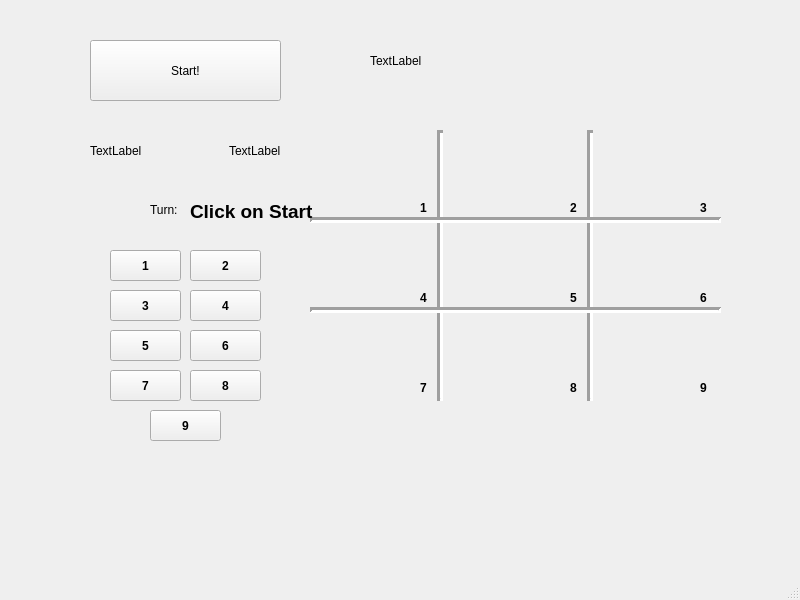
Qt form TicTacToe/mainwindow.ui (Shreesh29/Tic-Tac-Toe-sd-b) before a commit.
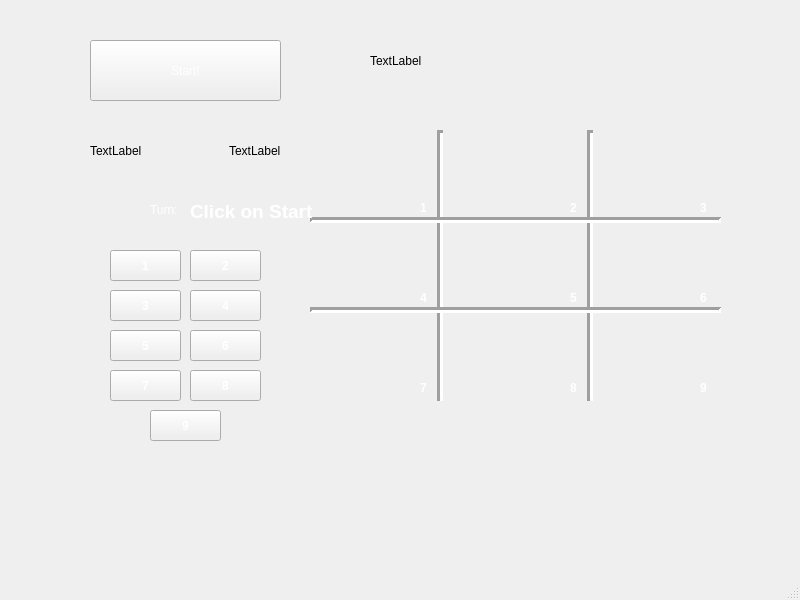
The same form after that commit. Icons and pictures are not drawn.

Commit message: Added background and finished UI Design

```diff
--- a/TicTacToe/mainwindow.ui
+++ b/TicTacToe/mainwindow.ui
@@ -13,6 +13,9 @@
   <property name="windowTitle">
    <string>MainWindow</string>
   </property>
+  <property name="styleSheet">
+   <string notr="true">background-image: url(:/Background.jpg);</string>
+  </property>
   <widget class="QWidget" name="centralwidget">
    <widget class="QLabel" name="label">
     <property name="geometry">
@@ -23,6 +26,10 @@
       <height>81</height>
      </rect>
     </property>
+    <property name="styleSheet">
+     <string notr="true">font: bold;
+color: white;</string>
+    </property>
     <property name="text">
      <string/>
     </property>
@@ -36,6 +43,10 @@
       <height>81</height>
      </rect>
     </property>
+    <property name="styleSheet">
+     <string notr="true">font: bold;
+color: white;</string>
+    </property>
     <property name="text">
      <string/>
     </property>
@@ -49,6 +60,11 @@
       <height>81</height>
      </rect>
     </property>
+    <property name="styleSheet">
+     <string notr="true">font: bold;
+color: white;
+</string>
+    </property>
     <property name="text">
      <string/>
     </property>
@@ -62,6 +78,10 @@
       <height>81</height>
      </rect>
     </property>
+    <property name="styleSheet">
+     <string notr="true">font: bold;
+color: white;</string>
+    </property>
     <property name="text">
      <string/>
     </property>
@@ -75,6 +95,10 @@
       <height>81</height>
      </rect>
     </property>
+    <property name="styleSheet">
+     <string notr="true">font: bold;
+color: white;</string>
+    </property>
     <property name="text">
      <string/>
     </property>
@@ -88,6 +112,11 @@
       <height>81</height>
      </rect>
     </property>
+    <property name="styleSheet">
+     <string notr="true">font: bold;
+color: white;
+</string>
+    </property>
     <property name="text">
      <string/>
     </property>
@@ -101,6 +130,10 @@
       <height>81</height>
      </rect>
     </property>
+    <property name="styleSheet">
+     <string notr="true">font: bold;
+color: white;</string>
+    </property>
     <property name="text">
      <string/>
     </property>
@@ -114,6 +147,10 @@
       <height>81</height>
      </rect>
     </property>
+    <property name="styleSheet">
+     <string notr="true">font: bold;
+color: white;</string>
+    </property>
     <property name="text">
      <string/>
     </property>
@@ -127,6 +164,11 @@
       <height>81</height>
      </rect>
     </property>
+    <property name="styleSheet">
+     <string notr="true">font: bold;
+color: white;
+</string>
+    </property>
     <property name="text">
      <string/>
     </property>
@@ -140,6 +182,10 @@
       <height>271</height>
      </rect>
     </property>
+    <property name="styleSheet">
+     <string notr="true">font: bold;
+color: white;</string>
+    </property>
     <property name="lineWidth">
      <number>3</number>
     </property>
@@ -156,6 +202,10 @@
       <height>271</height>
      </rect>
     </property>
+    <property name="styleSheet">
+     <string notr="true">font: bold;
+color: white;</string>
+    </property>
     <property name="lineWidth">
      <number>3</number>
     </property>
@@ -175,6 +225,11 @@
     <property name="autoFillBackground">
      <bool>false</bool>
     </property>
+    <property name="styleSheet">
+     <string notr="true">font: bold;
+color: white;
+</string>
+    </property>
     <property name="lineWidth">
      <number>3</number>
     </property>
@@ -194,6 +249,11 @@
     <property name="autoFillBackground">
      <bool>false</bool>
     </property>
+    <property name="styleSheet">
+     <string notr="true">font: bold;
+color: white;
+</string>
+    </property>
     <property name="lineWidth">
      <number>3</number>
     </property>
@@ -206,12 +266,13 @@
      <rect>
       <x>420</x>
       <y>200</y>
-      <width>58</width>
+      <width>16</width>
       <height>16</height>
      </rect>
     </property>
     <property name="styleSheet">
-     <string notr="true">font: bold;</string>
+     <string notr="true">font: bold;
+color: white;</string>
     </property>
     <property name="text">
      <string>1</string>
@@ -222,12 +283,13 @@
      <rect>
       <x>570</x>
       <y>200</y>
-      <width>58</width>
+      <width>16</width>
       <height>16</height>
      </rect>
     </property>
     <property name="styleSheet">
-     <string notr="true">font: bold;</string>
+     <string notr="true">font: bold;
+color: white;</string>
     </property>
     <property name="text">
      <string>2</string>
@@ -238,12 +300,14 @@
      <rect>
       <x>700</x>
       <y>200</y>
-      <width>58</width>
+      <width>16</width>
       <height>16</height>
      </rect>
     </property>
     <property name="styleSheet">
-     <string notr="true">font: bold;</string>
+     <string notr="true">font: bold;
+color: white;
+</string>
     </property>
     <property name="text">
      <string>3</string>
@@ -254,12 +318,16 @@
      <rect>
       <x>420</x>
       <y>290</y>
-      <width>58</width>
+      <width>16</width>
       <height>16</height>
      </rect>
     </property>
+    <property name="autoFillBackground">
+     <bool>false</bool>
+    </property>
     <property name="styleSheet">
-     <string notr="true">font: bold;</string>
+     <string notr="true">font: bold;
+color: white;</string>
     </property>
     <property name="text">
      <string>4</string>
@@ -270,12 +338,13 @@
      <rect>
       <x>570</x>
       <y>290</y>
-      <width>58</width>
+      <width>16</width>
       <height>16</height>
      </rect>
     </property>
     <property name="styleSheet">
-     <string notr="true">font: bold;</string>
+     <string notr="true">font: bold;
+color: white;</string>
     </property>
     <property name="text">
      <string>5</string>
@@ -286,12 +355,14 @@
      <rect>
       <x>700</x>
       <y>290</y>
-      <width>58</width>
+      <width>16</width>
       <height>16</height>
      </rect>
     </property>
     <property name="styleSheet">
-     <string notr="true">font: bold;</string>
+     <string notr="true">font: bold;
+color: white;
+</string>
     </property>
     <property name="text">
      <string>6</string>
@@ -302,12 +373,13 @@
      <rect>
       <x>420</x>
       <y>380</y>
-      <width>58</width>
+      <width>16</width>
       <height>16</height>
      </rect>
     </property>
     <property name="styleSheet">
-     <string notr="true">font: bold;</string>
+     <string notr="true">font: bold;
+color: white;</string>
     </property>
     <property name="text">
      <string>7</string>
@@ -318,12 +390,13 @@
      <rect>
       <x>570</x>
       <y>380</y>
-      <width>58</width>
+      <width>16</width>
       <height>16</height>
      </rect>
     </property>
     <property name="styleSheet">
-     <string notr="true">font: bold;</string>
+     <string notr="true">font: bold;
+color: white;</string>
     </property>
     <property name="text">
      <string>8</string>
@@ -334,12 +407,14 @@
      <rect>
       <x>700</x>
       <y>380</y>
-      <width>58</width>
+      <width>16</width>
       <height>16</height>
      </rect>
     </property>
     <property name="styleSheet">
-     <string notr="true">font: bold;</string>
+     <string notr="true">font: bold;
+color: white;
+</string>
     </property>
     <property name="text">
      <string>9</string>
@@ -355,7 +430,9 @@
      </rect>
     </property>
     <property name="styleSheet">
-     <string notr="true">font: bold;</string>
+     <string notr="true">font: bold;
+color:white;
+</string>
     </property>
     <property name="text">
      <string>1</string>
@@ -371,7 +448,9 @@
      </rect>
     </property>
     <property name="styleSheet">
-     <string notr="true">font: bold;</string>
+     <string notr="true">font: bold;
+color:white;
+</string>
     </property>
     <property name="text">
      <string>2</string>
@@ -387,7 +466,9 @@
      </rect>
     </property>
     <property name="styleSheet">
-     <string notr="true">font: bold;</string>
+     <string notr="true">font: bold;
+color:white;
+</string>
     </property>
     <property name="text">
      <string>3</string>
@@ -403,7 +484,9 @@
      </rect>
     </property>
     <property name="styleSheet">
-     <string notr="true">font: bold;</string>
+     <string notr="true">font: bold;
+color:white;
+</string>
     </property>
     <property name="text">
      <string>4</string>
@@ -419,8 +502,9 @@
      </rect>
     </property>
     <property name="styleSheet">
-     <string notr="true">font: bold
-;</string>
+     <string notr="true">font: bold;
+color:white;
+</string>
     </property>
     <property name="text">
      <string>5</string>
@@ -436,7 +520,9 @@
      </rect>
     </property>
     <property name="styleSheet">
-     <string notr="true">font: bold;</string>
+     <string notr="true">font: bold;
+color:white;
+</string>
     </property>
     <property name="text">
      <string>6</string>
@@ -452,7 +538,9 @@
      </rect>
     </property>
     <property name="styleSheet">
-     <string notr="true">font: bold;</string>
+     <string notr="true">font: bold;
+color:white;
+</string>
     </property>
     <property name="text">
      <string>7</string>
@@ -468,7 +556,9 @@
      </rect>
     </property>
     <property name="styleSheet">
-     <string notr="true">font: bold;</string>
+     <string notr="true">font: bold;
+color:white;
+</string>
     </property>
     <property name="text">
      <string>8</string>
@@ -484,7 +574,9 @@
      </rect>
     </property>
     <property name="styleSheet">
-     <string notr="true">font: bold;</string>
+     <string notr="true">font: bold;
+color:white;
+</string>
     </property>
     <property name="text">
      <string>9</string>
@@ -499,6 +591,9 @@
       <height>20</height>
      </rect>
     </property>
+    <property name="styleSheet">
+     <string notr="true">color:white;</string>
+    </property>
     <property name="text">
      <string>Turn:</string>
     </property>
@@ -514,6 +609,7 @@
     </property>
     <property name="styleSheet">
      <string notr="true">
+color:white;
 font: 75 18pt &quot;Chalkboard SE&quot;;</string>
     </property>
     <property name="text">
@@ -599,7 +695,8 @@
      </rect>
     </property>
     <property name="styleSheet">
-     <string notr="true">font: 13pt &quot;Chalkboard SE&quot;;</string>
+     <string notr="true">font: bold;
+color: white;</string>
     </property>
     <property name="text">
      <string>&lt;html&gt;&lt;head/&gt;&lt;body&gt;&lt;p&gt;&lt;span style=&quot; font-size:14pt; font-weight:600;&quot;&gt;Click on Start&lt;/span&gt;&lt;/p&gt;&lt;/body&gt;&lt;/html&gt;</string>
```
Left out of the diff: 44 changed lines with no effect on the pictures. The commit also changes 2 other files.
